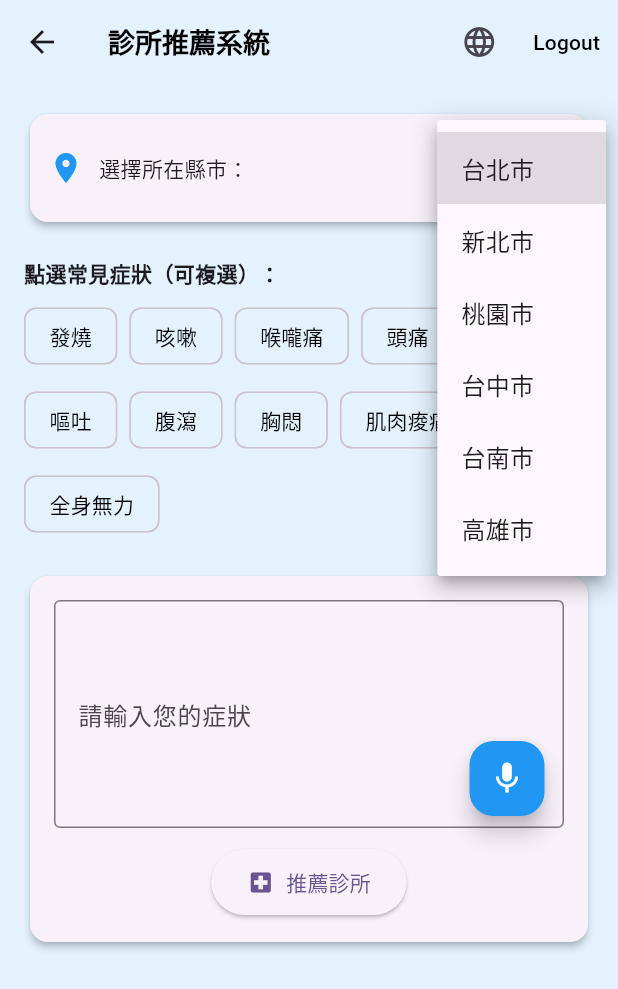
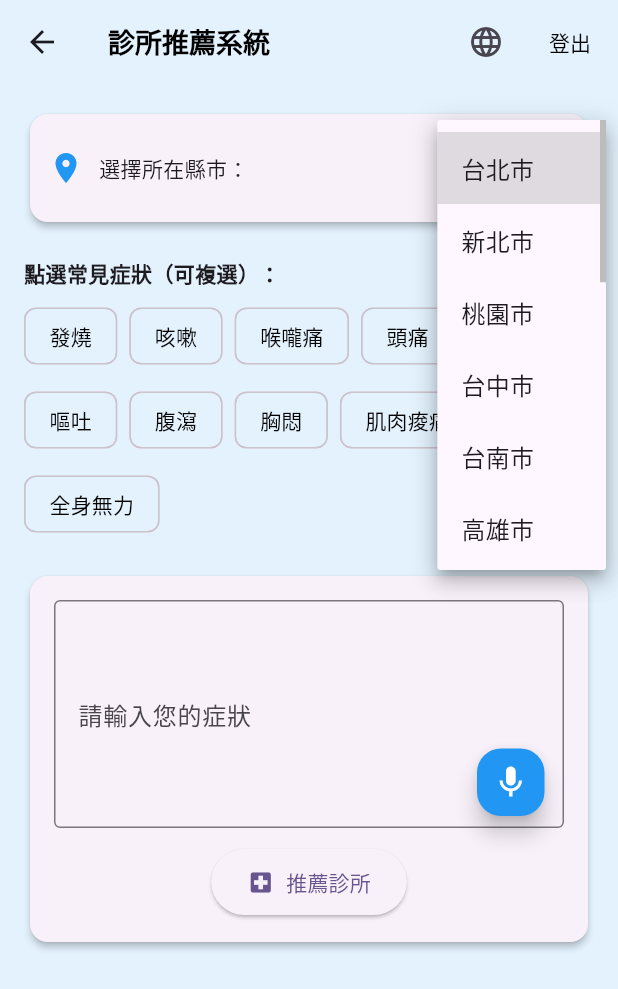
Before and after one commit to limys0713/Flutter_Projects, a Flutter app: the HomePage screen opened directly, after a tap on "台北市", on a phone screen of 412 x 824 dp. Shown: the top 989 px of the screen. Run offline on Flutter 3.47's test engine with Material 3 defaults, Android fonts, the phone set to English and light mode, and no system bars; our stand-ins replace firebase_auth, firebase_core, just_audio; missing offline and left inert: record; accounts and stored records are empty.

Commit message:
Update language converting part (Select City Menu)

```diff
--- a/finalproject_coursework/lib/home_page.dart
+++ b/finalproject_coursework/lib/home_page.dart
@@ -18,7 +18,7 @@ class HomePage extends StatefulWidget {
 }
 
 class _HomePageState extends State<HomePage> {
-  String selectedCity = '台北市';
+  String selectedCity = textLanguage[globalLanguage.value]!['taipei']!;
   final TextEditingController _symptomController = TextEditingController();
   String responseText = '';
   bool awaitingFollowUp = false;
@@ -26,11 +26,43 @@ class _HomePageState extends State<HomePage> {
   List<Map<String, String>> messageHistory = [];
   bool isLoading = false;
 
+  final List<String> cityKeys = [
+    'taipei',
+    'newTaipei',
+    'taoyuan',
+    'taichung',
+    'tainan',
+    'kaohsiung',
+    'hsinchu',
+    'miaoli',
+    'changhua',
+    'yunlin',
+    'chiayi',
+    'pingtung',
+    'taitung',
+    'hualien',
+    'yilan',
+    'keelung',
+    'nantou',
+  ];
+
   final List<String> commonSymptoms = [
     '發燒', '咳嗽', '喉嚨痛', '頭痛', '流鼻水',
     '嘔吐', '腹瀉', '胸悶', '肌肉痠痛', '全身無力'
   ];
   Set<String> selectedSymptoms = {};
+
+  @override
+  void initState() {
+    super.initState();
+    globalLanguage.addListener(() {
+      setState(() {
+        // 轉語言時同步把 city 顯示文字也更新
+        selectedCity = textLanguage[globalLanguage.value]!['taipei']!;
+      });
+    });
+  }
+
 
   @override
   void dispose(){
@@ -44,11 +76,11 @@ class _HomePageState extends State<HomePage> {
     final wantLogout = await showDialog<bool>(  // <bool>: Used to receive true and false from TextButton
       context: context,
       builder: (context) => AlertDialog(  // Ensure action dialog
-        title: Text('Logout'),      //***
-        content: Text('Are you sure you want to log out?'), //***
+        title: Text(textLanguage[globalLanguage.value]!['logOut']!),
+        content: Text(textLanguage[globalLanguage.value]!['confirmLogOut']!),
         actions: [  // Dialog button control
-          TextButton(onPressed: () => Navigator.pop(context, true), child: Text('Logout')),
-          TextButton(onPressed: () => Navigator.pop(context, false), child: Text('Cancel'))
+          TextButton(onPressed: () => Navigator.pop(context, true), child: Text(textLanguage[globalLanguage.value]!['logOut']!)),
+          TextButton(onPressed: () => Navigator.pop(context, false), child: Text(textLanguage[globalLanguage.value]!['cancel']!))
         ],
       )
     );
@@ -152,7 +184,7 @@ class _HomePageState extends State<HomePage> {
               // LogOut Button
               TextButton(
                 onPressed: logOut,
-                child: Text('Logout', style: TextStyle(color: Colors.black),)
+                child: Text(textLanguage[selectedLanguage]!['logOut']!, style: TextStyle(color: Colors.black),)
               )
             ],
           ),
@@ -174,14 +206,15 @@ class _HomePageState extends State<HomePage> {
                         const Spacer(),
                         DropdownButton<String>(
                           value: selectedCity,
+                          menuMaxHeight: 300,
                           underline: const SizedBox(),
-                          items: [
-                            //先訂六都 之後全部弄好再全加進去
-                            '台北市', '新北市', '桃園市', '台中市', '台南市', '高雄市'
-                          ].map((city) => DropdownMenuItem(
-                            value: city,
-                            child: Text(city),
-                          )).toList(),
+                          items: cityKeys.map((key){
+                            final label = textLanguage[selectedLanguage]![key]!; // 根據目前語言拿對應翻譯
+                            return DropdownMenuItem<String>(
+                              value: label,
+                              child: Text(label),
+                            );
+                          }).toList(),
                           onChanged: (value) {
                             setState(() {
                               selectedCity = value!;
@@ -250,8 +283,8 @@ class _HomePageState extends State<HomePage> {
                               right: 8,
                               child: Container(
                                 margin: const EdgeInsets.symmetric(horizontal: 5),
-                                width: 50,
-                                height: 50,
+                                width: 45,
+                                height: 45,
                                 child: FloatingActionButton(
                                   onPressed: () {
 
--- a/finalproject_coursework/lib/language_mapping.dart
+++ b/finalproject_coursework/lib/language_mapping.dart
@@ -30,7 +30,10 @@ const Map<String, Map<String, String>> textLanguage = {
     'resetError': 'Error:',
 
     // Home Page texts
-    'clinicRecommender': 'Clinic Recommendation System',
+    'clinicRecommender': 'Clinic Recommendation', // 'Clinic Recommendation System'
+    'logOut': 'Logout',
+    'confirmLogOut': 'Are you sure you want to log out?',
+    'cancel': 'Cancel',
     'selectCity': 'Select your city:',
     'commonSymptoms': 'Common symptoms (multi-select):',
     'inputSymptoms': 'Please describe your symptoms',
@@ -38,13 +41,24 @@ const Map<String, Map<String, String>> textLanguage = {
     'submitFollowUp': 'Answer Follow-up',
     'searchFailed': 'Search failed, please try again later.',
     'errorOccurred': 'An error occurred:',
+    'taipei': 'Taipei',
+    'newTaipei': 'New Taipei',
+    'taoyuan': 'Taoyuan',
+    'taichung': 'Taichung',
+    'tainan': 'Tainan',
+    'kaohsiung': 'Kaohsiung',
+    'hsinchu': 'Hsinchu',
+    'miaoli': 'Miaoli',
+    'changhua': 'Changhua',
+    'yunlin': 'Yunlin',
+    'chiayi': 'Chiayi',
+    'pingtung': 'Pingtung',
+    'taitung': 'Taitung',
+    'hualien': 'Hualien',
+    'yilan': 'Yilan',
+    'keelung': 'Keelung',
+    'nantou': 'Nantou',
 
-    'taipei': 'Taipei City',
-    'newTaipei': 'New Taipei City',
-    'taoyuan': 'Taoyuan City',
-    'taichung': 'Taichung City',
-    'tainan': 'Tainan City',
-    'kaohsiung': 'Kaohsiung City',
     'fever': 'Fever',
     'cough': 'Cough',
     'soreThroat': 'Sore Throat',
@@ -82,6 +96,9 @@ const Map<String, Map<String, String>> textLanguage = {
 
     // Home Page words
     'clinicRecommender': '診所推薦系統',
+    'logOut': '登出',
+    'confirmLogOut': '您確定要登出嗎？',
+    'cancel': '取消',
     'selectCity': '選擇所在縣市：',
     'commonSymptoms': '點選常見症狀（可複選）：',
     'inputSymptoms': '請輸入您的症狀',
@@ -96,6 +113,17 @@ const Map<String, Map<String, String>> textLanguage = {
     'taichung': '台中市',
     'tainan': '台南市',
     'kaohsiung': '高雄市',
+    'hsinchu': '新竹市',
+    'miaoli': '苗栗縣',
+    'changhua': '彰化縣',
+    'yunlin': '雲林縣',
+    'chiayi': '嘉義市',
+    'pingtung': '屏東縣',
+    'taitung': '台東縣',
+    'hualien': '花蓮縣',
+    'yilan': '宜蘭縣',
+    'keelung': '基隆市',
+    'nantou': '南投縣',
     'fever': '發燒',
     'cough': '咳嗽',
     'soreThroat': '喉嚨痛',
```
